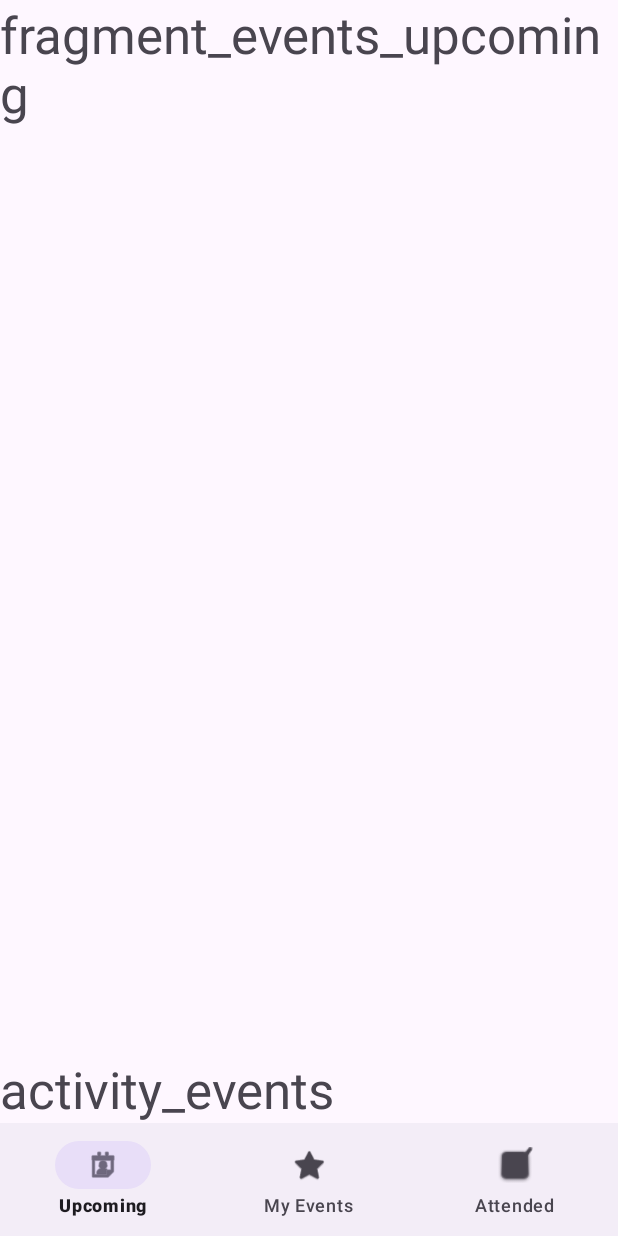
After one commit to NabilAldihni/Group21Project, an Android app: the EventsActivity screen opened directly, with no data from a screen before it, on a phone screen of 412 x 824 dp. The commit adds this screen. Run offline under Robolectric (Android 15) with nearby library versions, the phone set to English and light mode, and no system bars.

Commit message:
Events page boilerplate added

```diff
--- a/app/build.gradle.kts
+++ b/app/build.gradle.kts
@@ -9,7 +9,7 @@ android {
 
     defaultConfig {
         applicationId = "com.example.group21project"
-        minSdk = 24
+        minSdk = 26
         targetSdk = 33
         versionCode = 1
         versionName = "1.0"
@@ -45,6 +45,8 @@ dependencies {
     implementation("androidx.navigation:navigation-fragment:2.7.4")
     implementation("androidx.navigation:navigation-ui:2.7.4")
     implementation("com.google.firebase:firebase-firestore:24.9.1")
+    implementation("androidx.lifecycle:lifecycle-livedata-ktx:2.6.2")
+    implementation("androidx.lifecycle:lifecycle-viewmodel-ktx:2.6.2")
     testImplementation("junit:junit:4.13.2")
     androidTestImplementation("androidx.test.ext:junit:1.1.5")
     androidTestImplementation("androidx.test.espresso:espresso-core:3.5.1")
--- /dev/null
+++ b/app/src/main/java/com/example/group21project/EventsActivity.java
@@ -0,0 +1,46 @@
+package com.example.group21project;
+
+import android.os.Bundle;
+import android.view.MenuItem;
+
+import androidx.annotation.NonNull;
+import androidx.appcompat.app.AppCompatActivity;
+
+import com.google.android.material.bottomnavigation.BottomNavigationView;
+import com.google.android.material.navigation.NavigationBarView;
+
+public class EventsActivity extends AppCompatActivity implements NavigationBarView.OnItemSelectedListener {
+
+    private final EventsUpcomingFragment upcomingEventsFrag = new EventsUpcomingFragment();
+    private final EventsSubscribedFragment subscribedEventsFrag = new EventsSubscribedFragment();
+    private final EventsAttendedFragment attendedEventsFrag = new EventsAttendedFragment();
+
+    @Override
+    protected void onCreate(Bundle savedInstanceState) {
+        super.onCreate(savedInstanceState);
+        setContentView(R.layout.activity_events);
+
+        BottomNavigationView eventsBottomNavView = findViewById(R.id.eventsBottomNavigation);
+        eventsBottomNavView.setOnItemSelectedListener(this);
+        eventsBottomNavView.setSelectedItemId(R.id.eventsNavUpcoming);
+    }
+
+    @Override
+    public boolean onNavigationItemSelected(@NonNull MenuItem item) {
+        // Change the fragment if a menu button is selected
+        int itemId = item.getItemId();
+        if (itemId == R.id.eventsNavUpcoming) {
+            getSupportFragmentManager().beginTransaction().replace(R.id.eventsFrame, upcomingEventsFrag).commit();
+            return true;
+        }
+        else if (itemId == R.id.eventsNavSubscribed) {
+            getSupportFragmentManager().beginTransaction().replace(R.id.eventsFrame, subscribedEventsFrag).commit();
+            return true;
+        }
+        else if (itemId == R.id.eventsNavAttended) {
+            getSupportFragmentManager().beginTransaction().replace(R.id.eventsFrame, attendedEventsFrag).commit();
+            return true;
+        }
+        return false;
+    }
+}
--- /dev/null
+++ b/app/src/main/java/com/example/group21project/EventsAttendedFragment.java
@@ -0,0 +1,10 @@
+package com.example.group21project;
+
+public class EventsAttendedFragment extends EventsFragment {
+    public EventsAttendedFragment() {}
+
+    @Override
+    public int getRFragment() {
+        return R.layout.fragment_events_attended;
+    }
+}
--- /dev/null
+++ b/app/src/main/java/com/example/group21project/EventsFragment.java
@@ -0,0 +1,23 @@
+package com.example.group21project;
+
+import android.os.Bundle;
+import android.view.LayoutInflater;
+import android.view.View;
+import android.view.ViewGroup;
+
+import androidx.fragment.app.Fragment;
+
+public abstract class EventsFragment extends Fragment {
+    public abstract int getRFragment();
+
+    // This should only be used in the subclasses
+    protected EventsFragment() {}
+
+    @Override
+    public View onCreateView(LayoutInflater inflater, ViewGroup container,
+                             Bundle savedInstanceState) {
+        return inflater.inflate(getRFragment(), container, false);
+    }
+
+
+}
--- /dev/null
+++ b/app/src/main/java/com/example/group21project/EventsSubscribedFragment.java
@@ -0,0 +1,10 @@
+package com.example.group21project;
+
+public class EventsSubscribedFragment extends EventsFragment {
+    public EventsSubscribedFragment() {}
+
+    @Override
+    public int getRFragment() {
+        return R.layout.fragment_events_subscribed;
+    }
+}
--- /dev/null
+++ b/app/src/main/java/com/example/group21project/EventsUpcomingFragment.java
@@ -0,0 +1,10 @@
+package com.example.group21project;
+
+public class EventsUpcomingFragment extends EventsFragment {
+    public EventsUpcomingFragment() {}
+
+    @Override
+    public int getRFragment() {
+        return R.layout.fragment_events_upcoming;
+    }
+}
--- /dev/null
+++ b/app/src/main/res/layout/activity_events.xml
@@ -0,0 +1,37 @@
+<?xml version="1.0" encoding="utf-8"?>
+<androidx.constraintlayout.widget.ConstraintLayout xmlns:android="http://schemas.android.com/apk/res/android"
+    xmlns:app="http://schemas.android.com/apk/res-auto"
+    xmlns:tools="http://schemas.android.com/tools"
+    android:layout_width="match_parent"
+    android:layout_height="match_parent"
+    tools:context=".EventsActivity">
+
+    <TextView
+        android:layout_width="wrap_content"
+        android:layout_height="wrap_content"
+        android:text="activity_events"
+        android:textSize="34sp"
+        app:layout_constraintBottom_toBottomOf="@+id/eventsFrame"
+        tools:layout_editor_absoluteX="94dp" />
+
+    <FrameLayout
+        android:id="@+id/eventsFrame"
+        android:layout_width="match_parent"
+        android:layout_height="0dp"
+        app:layout_constraintBottom_toTopOf="@id/eventsBottomNavigation"
+        app:layout_constraintEnd_toEndOf="parent"
+        app:layout_constraintStart_toStartOf="parent"
+        app:layout_constraintTop_toTopOf="parent" >
+    </FrameLayout>
+
+    <com.google.android.material.bottomnavigation.BottomNavigationView
+        android:id="@+id/eventsBottomNavigation"
+        android:layout_width="match_parent"
+        android:layout_height="75dp"
+        app:layout_constraintBottom_toBottomOf="parent"
+        app:layout_constraintEnd_toEndOf="parent"
+        app:layout_constraintHorizontal_bias="0.0"
+        app:layout_constraintStart_toStartOf="parent"
+        app:layout_constraintTop_toBottomOf="@+id/eventsFrame"
+        app:menu="@menu/events_bottom_navigation" />
+</androidx.constraintlayout.widget.ConstraintLayout>
--- /dev/null
+++ b/app/src/main/res/layout/fragment_events_upcoming.xml
@@ -0,0 +1,15 @@
+<?xml version="1.0" encoding="utf-8"?>
+<FrameLayout xmlns:android="http://schemas.android.com/apk/res/android"
+    xmlns:tools="http://schemas.android.com/tools"
+    android:layout_width="match_parent"
+    android:layout_height="match_parent"
+    tools:context=".EventsUpcomingFragment">
+
+    <TextView
+        android:id="@+id/textView4"
+        android:layout_width="match_parent"
+        android:layout_height="wrap_content"
+        android:text="fragment_events_upcoming"
+        android:textSize="34sp" />
+
+</FrameLayout>
--- /dev/null
+++ b/app/src/main/res/menu/events_bottom_navigation.xml
@@ -0,0 +1,17 @@
+<?xml version="1.0" encoding="utf-8"?>
+<menu xmlns:app="http://schemas.android.com/apk/res-auto"
+    xmlns:android="http://schemas.android.com/apk/res/android">
+
+    <item
+        android:id="@+id/eventsNavUpcoming"
+        android:icon="@android:drawable/ic_menu_my_calendar"
+        android:title="@string/event_bottom_nav_upcoming" />
+    <item
+        android:id="@+id/eventsNavSubscribed"
+        android:icon="@android:drawable/btn_star_big_on"
+        android:title="@string/event_bottom_nav_subscribed" />
+    <item
+        android:id="@+id/eventsNavAttended"
+        android:icon="@android:drawable/checkbox_on_background"
+        android:title="@string/event_bottom_nav_attended" />
+</menu>
--- a/app/src/main/res/values/dimens.xml
+++ b/app/src/main/res/values/dimens.xml
@@ -1,3 +1,6 @@
 <resources>
     <dimen name="fab_margin">16dp</dimen>
+    <!-- Default screen margins, per the Android Design guidelines. -->
+    <dimen name="activity_horizontal_margin">16dp</dimen>
+    <dimen name="activity_vertical_margin">16dp</dimen>
 </resources>
--- a/app/src/main/res/values/strings.xml
+++ b/app/src/main/res/values/strings.xml
@@ -2,10 +2,15 @@
     <string name="app_name">Group 21 Project</string>
     <string name="title_activity_main">MainActivity</string>
     <!-- Strings used for fragments for navigation -->
+    <!-- TODO: remove once the boilerplate code is removed -->
     <string name="first_fragment_label">First Fragment</string>
     <string name="second_fragment_label">Second Fragment</string>
     <string name="next">Next</string>
     <string name="previous">Previous</string>
+
+    <string name="event_bottom_nav_upcoming">Upcoming</string>
+    <string name="event_bottom_nav_subscribed">My Events</string>
+    <string name="event_bottom_nav_attended">Attended</string>
 
         <string name="lorem_ipsum">
             Lorem ipsum dolor sit amet, consectetur adipiscing elit. Nam in scelerisque sem. Mauris
```
Also changed, not shown: app/src/main/AndroidManifest.xml (+6 -4 lines), app/src/main/java/com/example/group21project/DepartmentEvent.java (added, +74 -0 lines), app/src/main/java/com/example/group21project/EventListItem.java (added, +10 -0 lines), app/src/main/java/com/example/group21project/MainActivity.java (+14 -3 lines), app/src/main/res/layout/activity_main.xml (+8 -0 lines), app/src/main/res/layout/event_list_item.xml (added, +17 -0 lines), app/src/main/res/layout/fragment_events_attended.xml (added, +14 -0 lines), app/src/main/res/layout/fragment_events_subscribed.xml (added, +13 -0 lines), 1 other file. Lines whose indentation alone changed are shown as unchanged.
